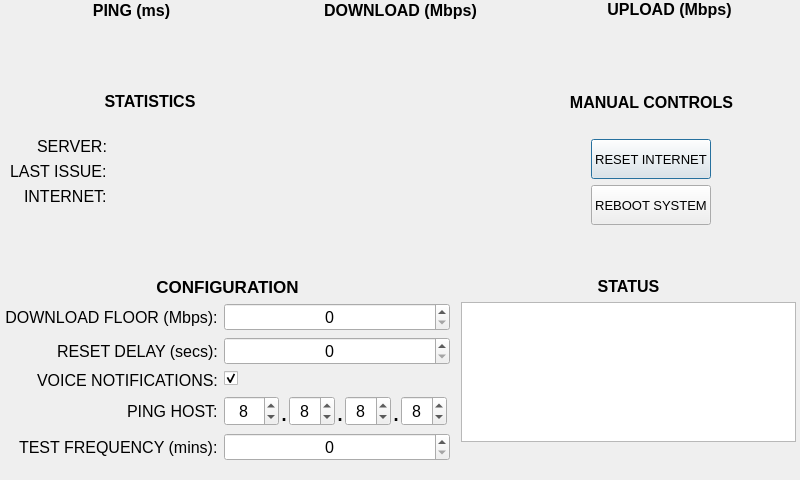
Old version of the form internetSentinel.ui in the repository scottlinuxden/internetSentinel.
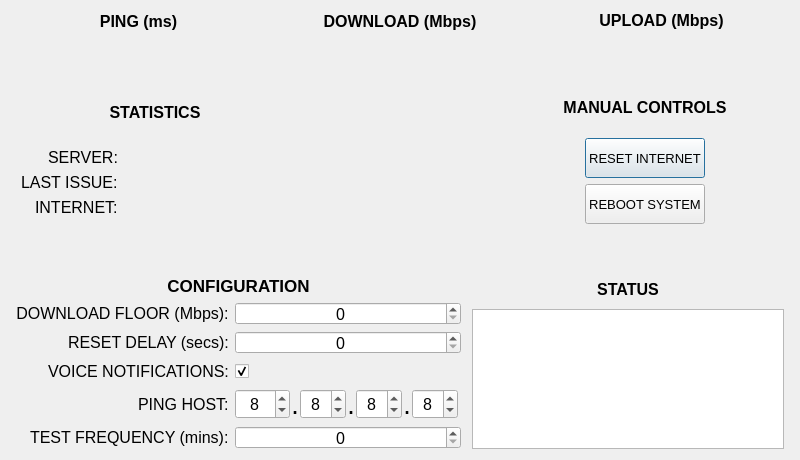
New version of the form. Custom widgets are drawn as their Qt base class.

Diff of the .ui file:
```diff
--- a/internetSentinel.ui
+++ b/internetSentinel.ui
@@ -7,7 +7,7 @@
     <x>0</x>
     <y>0</y>
     <width>800</width>
-    <height>480</height>
+    <height>460</height>
    </rect>
   </property>
   <property name="sizePolicy">
@@ -19,13 +19,13 @@
   <property name="minimumSize">
    <size>
     <width>800</width>
-    <height>480</height>
+    <height>460</height>
    </size>
   </property>
   <property name="maximumSize">
    <size>
     <width>800</width>
-    <height>480</height>
+    <height>460</height>
    </size>
   </property>
   <property name="font">
@@ -37,15 +37,6 @@
   <property name="windowTitle">
    <string>Internet Sentinel</string>
   </property>
-  <widget class="QWidget" name="verticalLayoutWidget">
-   <property name="geometry">
-    <rect>
-     <x>0</x>
-     <y>0</y>
-     <width>801</width>
-     <height>509</height>
-    </rect>
-   </property>
    <layout class="QVBoxLayout" name="verticalLayout">
     <item>
      <layout class="QHBoxLayout" name="horizontalLayout_4">
@@ -244,7 +235,7 @@
           <property name="minimumSize">
            <size>
             <width>0</width>
-            <height>60</height>
+           <height>50</height>
            </size>
           </property>
           <property name="maximumSize">
@@ -421,7 +412,7 @@
           </property>
           <property name="maximumSize">
            <size>
-            <width>250</width>
+           <width>120</width>
             <height>16777215</height>
            </size>
           </property>
@@ -449,7 +440,7 @@
           </property>
           <property name="maximumSize">
            <size>
-            <width>140</width>
+           <width>120</width>
             <height>16777215</height>
            </size>
           </property>
@@ -543,6 +534,41 @@
           <property name="rightMargin">
            <number>5</number>
           </property>
+         <item row="0" column="0">
+          <widget class="QLabel" name="label_6">
+           <property name="font">
+            <font>
+             <family>Arial</family>
+             <pointsize>12</pointsize>
+            </font>
+           </property>
+           <property name="text">
+            <string>DOWNLOAD FLOOR (Mbps):</string>
+           </property>
+           <property name="alignment">
+            <set>Qt::AlignCenter</set>
+           </property>
+          </widget>
+         </item>
+         <item row="0" column="1">
+          <widget class="QSpinBox" name="downloadFloorSpinBox">
+           <property name="minimumSize">
+            <size>
+             <width>0</width>
+             <height>23</height>
+            </size>
+           </property>
+           <property name="toolTip">
+            <string>Minimum Internet Speed before Internet Device is power cycled</string>
+           </property>
+           <property name="alignment">
+            <set>Qt::AlignCenter</set>
+           </property>
+           <property name="maximum">
+            <number>100</number>
+           </property>
+          </widget>
+         </item>
           <item row="1" column="0">
            <widget class="QLabel" name="label_18">
             <property name="font">
@@ -561,7 +587,7 @@
             <property name="minimumSize">
              <size>
               <width>30</width>
-              <height>20</height>
+             <height>23</height>
              </size>
             </property>
             <property name="maximumSize">
@@ -601,6 +627,12 @@
           </item>
           <item row="2" column="1">
            <widget class="QCheckBox" name="notificationsCheckBox">
+           <property name="minimumSize">
+            <size>
+             <width>0</width>
+             <height>23</height>
+            </size>
+           </property>
             <property name="toolTip">
              <string>Check to announce Internet issues via voice.</string>
             </property>
@@ -638,6 +670,12 @@
             </property>
             <item>
              <widget class="QSpinBox" name="pingHostOctet1SpinBox">
+             <property name="minimumSize">
+              <size>
+               <width>0</width>
+               <height>23</height>
+              </size>
+             </property>
               <property name="maximumSize">
                <size>
                 <width>16777215</width>
@@ -693,6 +731,12 @@
             </item>
             <item>
              <widget class="QSpinBox" name="pingHostOctet2SpinBox">
+             <property name="minimumSize">
+              <size>
+               <width>0</width>
+               <height>23</height>
+              </size>
+             </property>
               <property name="maximumSize">
                <size>
                 <width>16777215</width>
@@ -746,6 +790,12 @@
             </item>
             <item>
              <widget class="QSpinBox" name="pingHostOctet3SpinBox">
+             <property name="minimumSize">
+              <size>
+               <width>0</width>
+               <height>23</height>
+              </size>
+             </property>
               <property name="maximumSize">
                <size>
                 <width>16777215</width>
@@ -793,6 +843,12 @@
             </item>
             <item>
              <widget class="QSpinBox" name="pingHostOctet4SpinBox">
+             <property name="minimumSize">
+              <size>
+               <width>0</width>
+               <height>23</height>
+              </size>
+             </property>
               <property name="maximumSize">
                <size>
                 <width>16777215</width>
@@ -830,6 +886,12 @@
           </item>
           <item row="4" column="1">
            <widget class="QSpinBox" name="testFrequencySpinBox">
+           <property name="minimumSize">
+            <size>
+             <width>0</width>
+             <height>23</height>
+            </size>
+           </property>
             <property name="toolTip">
              <string>Time to wait before testing Internet Speed thru ISP</string>
             </property>
@@ -838,41 +900,6 @@
             </property>
            </widget>
           </item>
-          <item row="0" column="0">
-           <widget class="QLabel" name="label_6">
-            <property name="font">
-             <font>
-              <family>Arial</family>
-              <pointsize>12</pointsize>
-             </font>
-            </property>
-            <property name="text">
-             <string>DOWNLOAD FLOOR (Mbps):</string>
-            </property>
-            <property name="alignment">
-             <set>Qt::AlignCenter</set>
-            </property>
-           </widget>
-          </item>
-          <item row="0" column="1">
-           <widget class="QSpinBox" name="downloadFloorSpinBox">
-            <property name="minimumSize">
-             <size>
-              <width>0</width>
-              <height>20</height>
-             </size>
-            </property>
-            <property name="toolTip">
-             <string>Minimum Internet Speed before Internet Device is power cycled</string>
-            </property>
-            <property name="alignment">
-             <set>Qt::AlignCenter</set>
-            </property>
-            <property name="maximum">
-             <number>100</number>
-            </property>
-           </widget>
-          </item>
          </layout>
         </item>
        </layout>
@@ -899,7 +926,7 @@
           </property>
          </widget>
         </item>
-        <item>
+       <item alignment="Qt::AlignTop">
          <widget class="QPlainTextEdit" name="statusPlainTextEdit">
           <property name="maximumSize">
            <size>
@@ -926,25 +953,11 @@
           </property>
          </widget>
         </item>
-        <item>
-         <spacer name="verticalSpacer_2">
-          <property name="orientation">
-           <enum>Qt::Vertical</enum>
-          </property>
-          <property name="sizeHint" stdset="0">
-           <size>
-            <width>20</width>
-            <height>40</height>
-           </size>
-          </property>
-         </spacer>
-        </item>
        </layout>
       </item>
      </layout>
     </item>
    </layout>
-  </widget>
  </widget>
  <customwidgets>
   <customwidget>
```
Left out of the diff: 154 changed lines with no effect on the pictures. Lines whose indentation alone changed are shown as unchanged.
